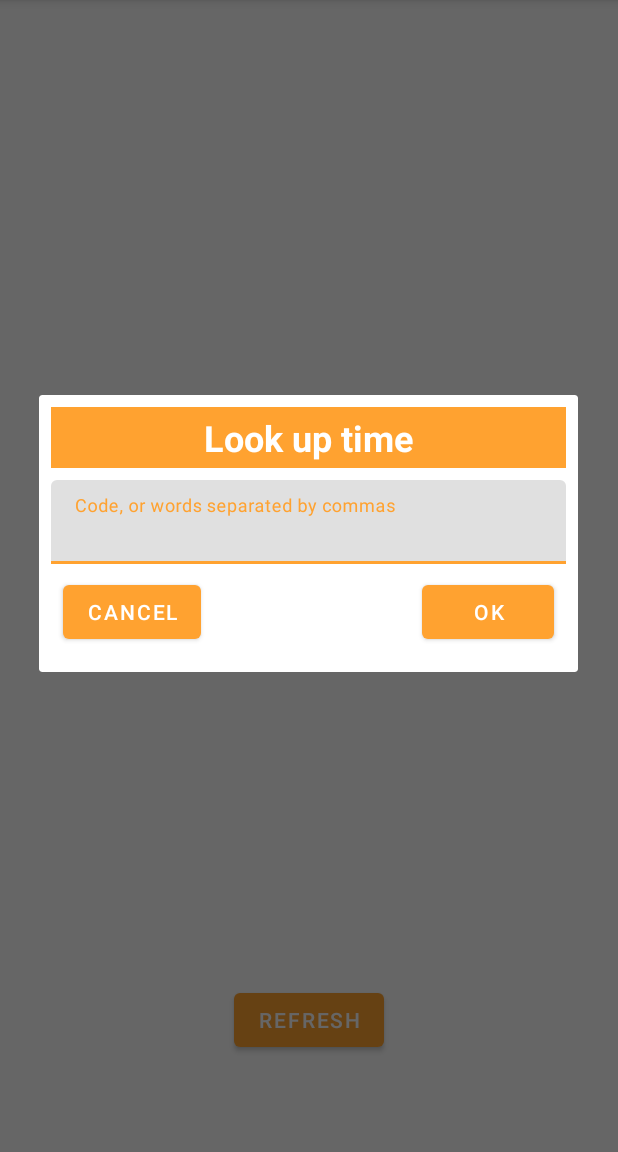
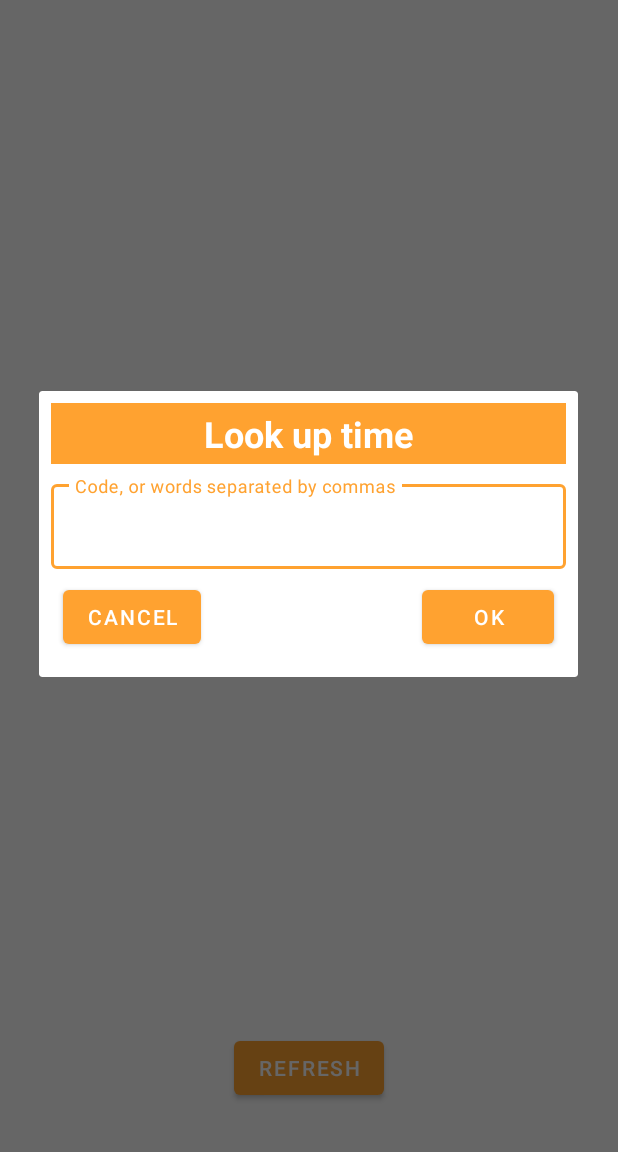
Before and after one commit to Joozd/TimeCheckAndroid, an Android app: the screen it shows after launch (MainActivity), after a tap on "Get time from code", on a phone screen of 412 x 824 dp, the part 84-1236 px from its top. Run offline under Robolectric (Android 15) with nearby library versions, the phone set to English and light mode, and no system bars; 4 statements that could not run were skipped.

Commit message:
Layout work

```diff
--- a/app/src/main/java/nl/joozd/timecheck/ui/mainactivity/MainActivity.kt
+++ b/app/src/main/java/nl/joozd/timecheck/ui/mainactivity/MainActivity.kt
@@ -24,6 +24,7 @@ class MainActivity : AppCompatActivity() {
     override fun onCreate(savedInstanceState: Bundle?) {
         super.onCreate(savedInstanceState)
         ActivityMainBinding.inflate(layoutInflater).apply{
+            setSupportActionBar(toolbar)
 
             viewModel.timestampCode2.observe(activity){
                 codeText2.text = it
--- a/app/src/main/res/drawable/calendar_search.xml
+++ b/app/src/main/res/drawable/calendar_search.xml
@@ -4,5 +4,5 @@
     android:width="24dp"
     android:viewportWidth="24"
     android:viewportHeight="24">
-    <path android:fillColor="#fff" android:pathData="M15.5,12C18,12 20,14 20,16.5C20,17.38 19.75,18.21 19.31,18.9L22.39,22L21,23.39L17.88,20.32C17.19,20.75 16.37,21 15.5,21C13,21 11,19 11,16.5C11,14 13,12 15.5,12M15.5,14A2.5,2.5 0 0,0 13,16.5A2.5,2.5 0 0,0 15.5,19A2.5,2.5 0 0,0 18,16.5A2.5,2.5 0 0,0 15.5,14M19,8H5V19H9.5C9.81,19.75 10.26,20.42 10.81,21H5C3.89,21 3,20.1 3,19V5C3,3.89 3.89,3 5,3H6V1H8V3H16V1H18V3H19A2,2 0 0,1 21,5V13.03C20.5,12.22 19.8,11.54 19,11V8Z" />
+    <path android:fillColor="?attr/colorOnPrimary" android:pathData="M15.5,12C18,12 20,14 20,16.5C20,17.38 19.75,18.21 19.31,18.9L22.39,22L21,23.39L17.88,20.32C17.19,20.75 16.37,21 15.5,21C13,21 11,19 11,16.5C11,14 13,12 15.5,12M15.5,14A2.5,2.5 0 0,0 13,16.5A2.5,2.5 0 0,0 15.5,19A2.5,2.5 0 0,0 18,16.5A2.5,2.5 0 0,0 15.5,14M19,8H5V19H9.5C9.81,19.75 10.26,20.42 10.81,21H5C3.89,21 3,20.1 3,19V5C3,3.89 3.89,3 5,3H6V1H8V3H16V1H18V3H19A2,2 0 0,1 21,5V13.03C20.5,12.22 19.8,11.54 19,11V8Z" />
 </vector>
--- a/app/src/main/res/drawable/content_copy.xml
+++ b/app/src/main/res/drawable/content_copy.xml
@@ -4,5 +4,5 @@
     android:width="24dp"
     android:viewportWidth="24"
     android:viewportHeight="24">
-    <path android:fillColor="#fff" android:pathData="M19,21H8V7H19M19,5H8A2,2 0 0,0 6,7V21A2,2 0 0,0 8,23H19A2,2 0 0,0 21,21V7A2,2 0 0,0 19,5M16,1H4A2,2 0 0,0 2,3V17H4V3H16V1Z" />
+    <path android:fillColor="?attr/colorOnPrimary" android:pathData="M19,21H8V7H19M19,5H8A2,2 0 0,0 6,7V21A2,2 0 0,0 8,23H19A2,2 0 0,0 21,21V7A2,2 0 0,0 19,5M16,1H4A2,2 0 0,0 2,3V17H4V3H16V1Z" />
 </vector>
--- a/app/src/main/res/layout/activity_main.xml
+++ b/app/src/main/res/layout/activity_main.xml
@@ -6,14 +6,24 @@
     android:layout_height="match_parent"
     tools:context=".ui.mainactivity.MainActivity">
 
+    <androidx.appcompat.widget.Toolbar
+        android:id="@+id/toolbar"
+        android:layout_width="match_parent"
+        android:layout_height="wrap_content"
+        android:minHeight="?attr/actionBarSize"
+        android:theme="@style/ActionBar"
+        app:layout_constraintEnd_toEndOf="parent"
+        app:layout_constraintStart_toStartOf="parent"
+        app:layout_constraintTop_toTopOf="parent" />
+
     <TextView
         android:id="@+id/timeText"
         android:layout_width="wrap_content"
         android:layout_height="wrap_content"
-        android:layout_marginTop="24dp"
+        android:layout_marginTop="16dp"
         app:layout_constraintEnd_toEndOf="parent"
         app:layout_constraintStart_toStartOf="parent"
-        app:layout_constraintTop_toTopOf="parent"
+        app:layout_constraintTop_toBottomOf="@+id/toolbar"
         tools:text="time" />
 
     <TextView
@@ -42,7 +52,7 @@
         android:id="@+id/refreshButton"
         android:layout_width="wrap_content"
         android:layout_height="wrap_content"
-        android:layout_marginBottom="64dp"
+        android:layout_marginBottom="32dp"
         android:text="@string/refresh"
         app:layout_constraintBottom_toBottomOf="parent"
         app:layout_constraintEnd_toEndOf="parent"
--- a/app/src/main/res/layout/dialog_lookup.xml
+++ b/app/src/main/res/layout/dialog_lookup.xml
@@ -20,11 +20,11 @@
         app:layout_constraintTop_toTopOf="parent" />
 
     <com.google.android.material.textfield.TextInputLayout
+        style="@style/InputLayout"
         android:id="@+id/textInputLayout"
         android:layout_width="match_parent"
         android:layout_height="wrap_content"
         android:layout_margin="8dp"
-        android:background="@color/white"
         app:layout_constraintEnd_toEndOf="parent"
         app:layout_constraintStart_toStartOf="parent"
         app:layout_constraintTop_toBottomOf="@+id/dialog_header">
@@ -33,8 +33,7 @@
             android:id="@+id/input_field"
             android:layout_width="match_parent"
             android:layout_height="wrap_content"
-            android:hint="@string/lookup_code_hint"
-            android:inputType="textMultiLine" />
+            android:hint="@string/lookup_code_hint"/>
     </com.google.android.material.textfield.TextInputLayout>
 
     <Button
--- a/app/src/main/res/values-night/themes.xml
+++ b/app/src/main/res/values-night/themes.xml
@@ -1,19 +1,17 @@
 <resources xmlns:tools="http://schemas.android.com/tools">
     <!-- Base application theme. -->
-    <style name="Theme.TimeCheck" parent="Theme.MaterialComponents.DayNight.DarkActionBar">
+    <style name="Theme.TimeCheck" parent="Theme.MaterialComponents.DayNight.NoActionBar">
         <!-- Primary brand color. -->
         <item name="colorPrimary">@color/dark_orannies_donker</item>
-        <item name="android:textColorPrimary">@color/dark_orannies</item>
-        <item name="android:textColorSecondary">@color/dark_orannies_donker</item>
         <item name="colorPrimaryVariant">@color/dark_orannies</item>
         <item name="colorOnPrimary">@color/black</item>
-        <item name="backgroundColor">@color/gray_background</item>
         <!-- Secondary brand color. -->
         <item name="colorSecondary">@color/teal_200</item>
         <item name="colorSecondaryVariant">@color/teal_200</item>
         <item name="colorOnSecondary">@color/black</item>
         <!-- Status bar color. -->
         <item name="android:statusBarColor" tools:targetApi="l">?attr/colorPrimaryVariant</item>
+        <item name="android:windowLightStatusBar">true</item>
         <!-- Customize your theme here. -->
     </style>
 </resources>
--- a/app/src/main/res/values/colors.xml
+++ b/app/src/main/res/values/colors.xml
@@ -9,6 +9,7 @@
     <color name="gray_background">#707070</color>
 
     <color name="white">#FFFFFFFF</color>
+    <color name="white_70">#C0FFFFFF</color>
 
     <color name="dark_orannies_donker">#d16d02</color>
     <color name="dark_orannies">#d98f27</color>
--- a/app/src/main/res/values/styles.xml
+++ b/app/src/main/res/values/styles.xml
@@ -1,17 +1,31 @@
 <?xml version="1.0" encoding="utf-8"?>
 <resources>
-    <style name="DialogHeader" parent="Theme.MaterialComponents.DayNight.DarkActionBar">
+    <!-- Style for header text -->
+    <style name="DialogHeader" parent="Theme.TimeCheck">
         <item name="android:textSize">24sp</item>
-        <item name="android:textColor">@color/white</item>
-        <item name="android:background">@color/orannies</item>
+        <item name="android:textColor">?attr/colorOnPrimary</item>
+        <item name="android:background">?attr/colorPrimary</item>
         <item name="android:textAlignment">center</item>
         <item name="android:textStyle">bold</item>
     </style>
 
-    <style name="EmphasizedText" parent="Theme.MaterialComponents.DayNight.DarkActionBar">
+    <!-- Style for big text to draw a users attention-->
+    <style name="EmphasizedText" parent="Theme.TimeCheck">
         <item name="android:textSize">20sp</item>
         <item name="android:textColor">@color/black</item>
         <item name="android:textAlignment">center</item>
         <item name="android:textStyle">bold</item>
     </style>
+
+    <!-- Style for Action Bar -->
+    <style name="ActionBar" parent="Theme.TimeCheck">
+        <item name="android:textColorPrimary">?attr/colorOnPrimary</item>
+        <item name="android:textColorSecondary">?attr/colorOnPrimary</item>
+        <item name="android:background">?attr/colorPrimary</item>
+    </style>
+
+    <style name="InputLayout" parent="Widget.MaterialComponents.TextInputLayout.OutlinedBox">
+    </style>
+
+
 </resources>
--- a/app/src/main/res/values/themes.xml
+++ b/app/src/main/res/values/themes.xml
@@ -1,6 +1,6 @@
 <resources xmlns:tools="http://schemas.android.com/tools">
     <!-- Base application theme. -->
-    <style name="Theme.TimeCheck" parent="Theme.MaterialComponents.DayNight.DarkActionBar">
+    <style name="Theme.TimeCheck" parent="Theme.MaterialComponents.DayNight.NoActionBar">
         <!-- Primary brand color. -->
         <item name="colorPrimary">@color/orannies</item>
         <item name="colorPrimaryVariant">@color/orannies_donker</item>
@@ -8,7 +8,7 @@
         <!-- Secondary brand color. -->
         <item name="colorSecondary">@color/teal_200</item>
         <item name="colorSecondaryVariant">@color/teal_700</item>
-        <item name="colorOnSecondary">@color/black</item>
+        <item name="colorOnSecondary">@color/white_70</item>
         <!-- Status bar color. -->
         <item name="android:statusBarColor" tools:targetApi="l">?attr/colorPrimaryVariant</item>
         <!-- Customize your theme here. -->
```
